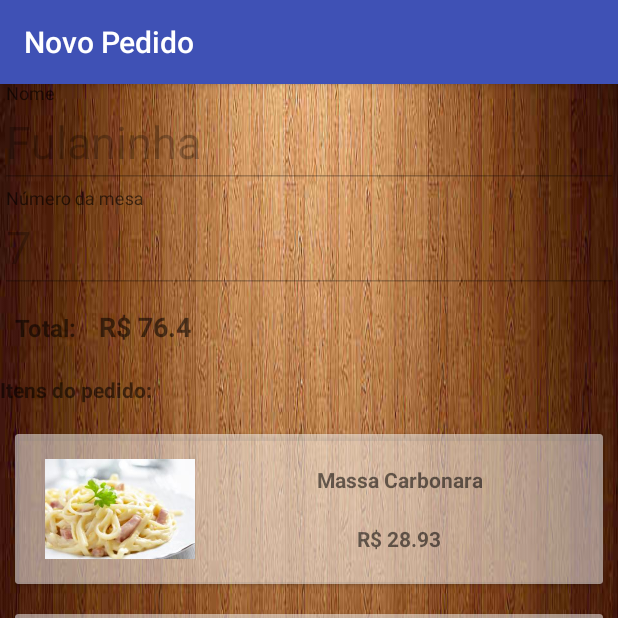
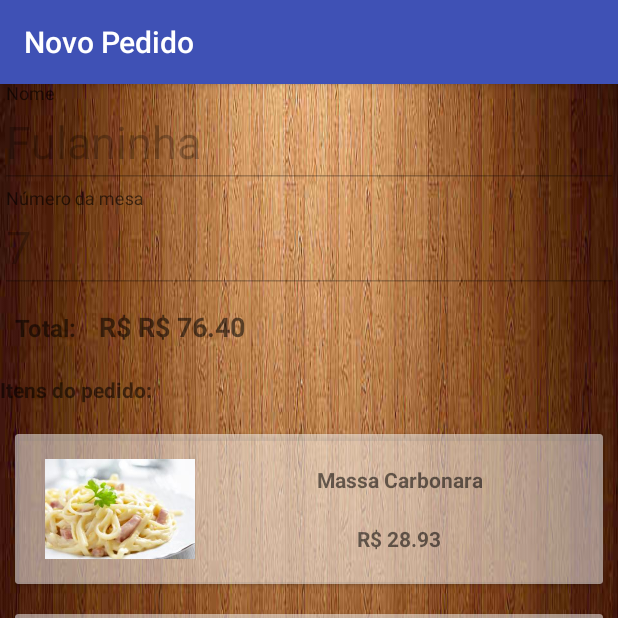
Before and after one commit to wschenkel/restaurante-android, an Android app: the screen it shows after launch (NovoPedido), after a tap on an icon or button, on a phone screen of 412 x 824 dp, the top half of it. Run offline under Robolectric (Android 15) with nearby library versions, the phone set to English and light mode, and no system bars.

Commit message:
Formato R$ para o total do pedido

```diff
--- a/RestauranteAndroid/app/src/main/java/com/example/krauser/restauranteandroid/activity/NovoPedido.java
+++ b/RestauranteAndroid/app/src/main/java/com/example/krauser/restauranteandroid/activity/NovoPedido.java
@@ -76,7 +76,8 @@ public class NovoPedido extends BaseActivity {
             if(pedido.mesa > 0)
                 txtMesa.setText(String.valueOf(pedido.mesa));
             txtNome.setText(pedido.nome);
-            txtTotal.setText(String.format("R$ %s", pedido.getTotal()));
+
+            txtTotal.setText(String.format("R$ %s", pedido.getTotalMoney()));
             RecyclerView itemRecycler = (RecyclerView)findViewById(R.id.itemPedidoRecyclerView);
 
             itemRecycler.setHasFixedSize(true);
@@ -97,11 +98,15 @@ public class NovoPedido extends BaseActivity {
     public void salvar(View view){
         try{
             pedido.nome = txtNome.getText().toString();
+            if(txtMesa.getText().toString().isEmpty())
+                throw new Exception("Mesa inválida.");
+            if(pedido.itens.size() == 0)
+                throw new Exception("Insira itens no pedido");
             pedido.mesa = Integer.valueOf(txtMesa.getText().toString());
             new PedidoRepositorio(this).inserir(pedido);
             finish();
         }catch(Exception ex){
-            Toast.makeText(this, ex.getMessage(), Toast.LENGTH_LONG);
+            Toast.makeText(this, ex.getMessage(), Toast.LENGTH_LONG).show();
         }
     }
 }
--- a/RestauranteAndroid/app/src/main/java/com/example/krauser/restauranteandroid/adapter/ItemListAdapter.java
+++ b/RestauranteAndroid/app/src/main/java/com/example/krauser/restauranteandroid/adapter/ItemListAdapter.java
@@ -50,7 +50,7 @@ public class ItemListAdapter extends RecyclerView.Adapter<ItemListAdapter.ViewHo
     public void onBindViewHolder(ViewHolder holder, int position) {
         Item item = listItem.get(position);
         holder.tituloItem.setText(item.titulo);
-        holder.valorItem.setText(String.format("R$ %s", item.valor));
+        holder.valorItem.setText(String.format("R$ %.2f", item.valor));
         if(item.resource > 0) {
             holder.imgItem.setImageResource(item.resource);
         }
--- a/RestauranteAndroid/app/src/main/java/com/example/krauser/restauranteandroid/adapter/PedidoListAdapter.java
+++ b/RestauranteAndroid/app/src/main/java/com/example/krauser/restauranteandroid/adapter/PedidoListAdapter.java
@@ -42,7 +42,6 @@ public class PedidoListAdapter extends RecyclerView.Adapter<PedidoListAdapter.Vi
         holder.txtMesa.setText(String.format("Mesa: %s", pedido.mesa));
         holder.txtData.setText(pedido.data);
         holder.txtResumo.setText(pedido.getResumo());
-        final Context context = activity;
         holder.cardView.setOnClickListener(new View.OnClickListener() {
             @Override
             public void onClick(View view) {
--- a/RestauranteAndroid/app/src/main/java/com/example/krauser/restauranteandroid/model/Pedido.java
+++ b/RestauranteAndroid/app/src/main/java/com/example/krauser/restauranteandroid/model/Pedido.java
@@ -24,11 +24,11 @@ public class Pedido implements Comparable<Pedido>, Serializable{
         itens = new ArrayList<>();
     }
 
-    public double getTotal(){
+    public String getTotalMoney(){
         double valor = 0;
         for(Item i : itens)
             valor += i.valor;
-        return valor;
+        return String.format("R$ %.2f", valor);
     }
 
     public String getResumo() {
```
